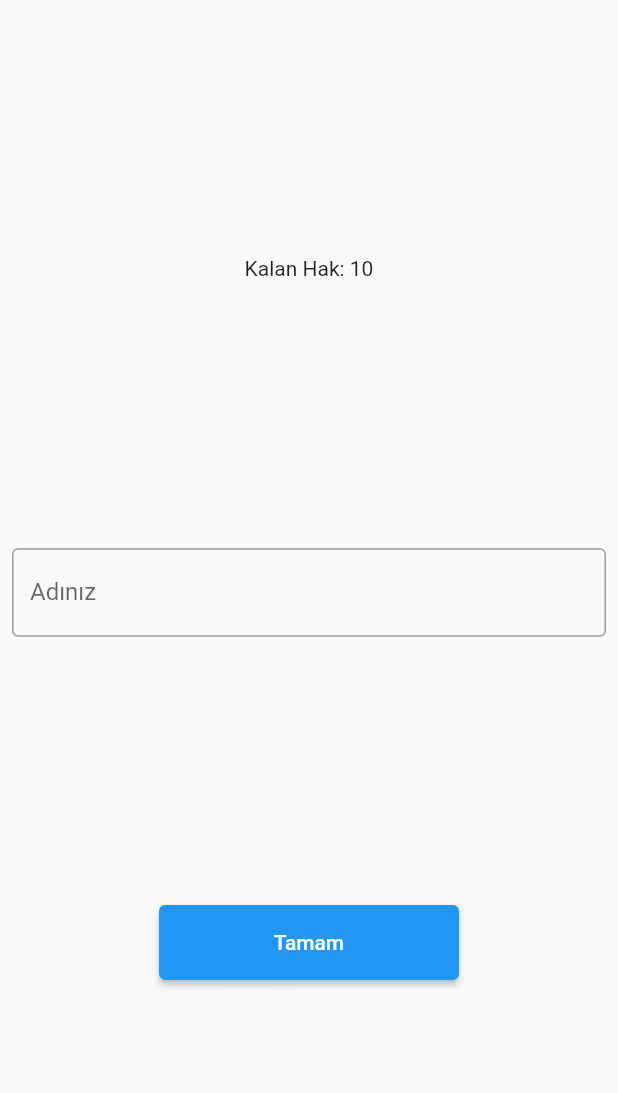
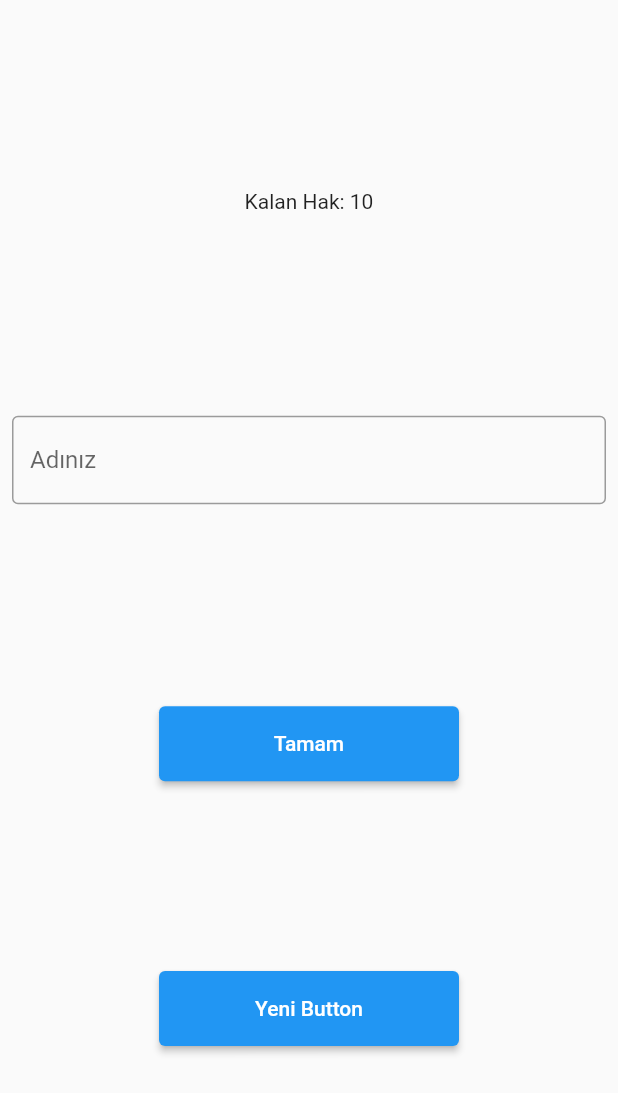
Before and after one commit to mehmeteminyildiz/sayi_tahmin_flutter, a Flutter app: the OyunEkrani screen opened directly, on a phone screen of 412 x 824 dp. Shown: the top 1093 px of the screen. Run offline on Flutter 3.47's test engine with Material 2 defaults, Android fonts, the phone set to English and light mode, and no system bars; network calls fail.

Commit message:
yeni buton eklendi Ensar Toy tarafından

```diff
--- a/lib/OyunEkrani.dart
+++ b/lib/OyunEkrani.dart
@@ -42,6 +42,13 @@ class _OyunEkraniState extends State<OyunEkrani> {
                       minimumSize: Size(200, 50),
                     ),
                   ),
+                  ElevatedButton(
+                    onPressed: () {},
+                    child: Text("Yeni Button"),
+                    style: ElevatedButton.styleFrom(
+                      minimumSize: Size(200, 50),
+                    ),
+                  ),
                 ],
               ),
             )
```
